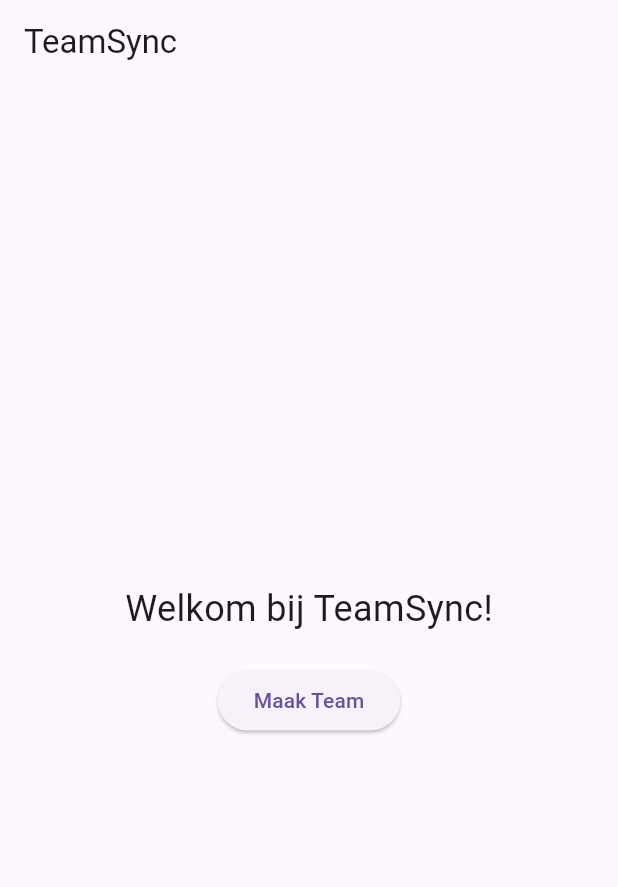
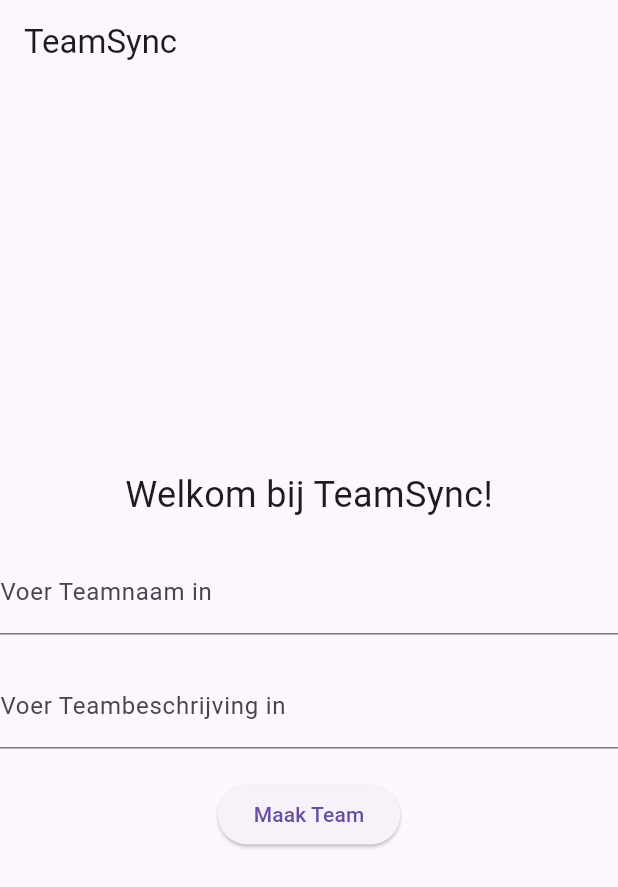
Before and after one commit to Denzel-Bendt/CPD-FlutterApp, a Flutter app: the screen it shows after launch, after a tap on "Maak Team", on a phone screen of 412 x 824 dp. Shown: the top 887 px of the screen. Run offline on Flutter 3.47's test engine with Material 3 defaults, Android fonts, the light colour scheme and no system bars; our stand-ins replace logger; network calls fail.

Commit message:
api werkt voor aanmaken teams

```diff
--- a/lib/screens/home_page.dart
+++ b/lib/screens/home_page.dart
@@ -1,22 +1,39 @@
 import 'package:flutter/material.dart';
+import 'package:logger/logger.dart'; // Zorg ervoor dat deze import er is
 import 'services/api_service.dart';
+import 'dart:convert';
 
-class HomePage extends StatelessWidget {
+class HomePage extends StatefulWidget {
   const HomePage({super.key});
+
+  @override
+  HomePageState createState() => HomePageState();
+}
+
+class HomePageState extends State<HomePage> {
+  final Logger logger = Logger(); // Maak een Logger instantie aan
+  final TextEditingController _teamNameController = TextEditingController();
+  final TextEditingController _teamDescriptionController = TextEditingController();
 
   Future<void> _createTeam(BuildContext context) async {
     ApiService apiService = ApiService();
 
-    // Stel je teamnaam en beschrijving in
-    String teamName = 'Team Alpha'; // Of gebruik je studentnummer
-    String teamDescription = 'Dit is een team';
+    String teamName = _teamNameController.text;
+    String teamDescription = _teamDescriptionController.text;
 
     final response = await apiService.createTeam(teamName, teamDescription);
 
+    // Gebruik de logger in plaats van print
+    logger.i('Response status: ${response.statusCode}'); // Informatie loggen
+    logger.i('Response body: ${response.body}'); // Informatie loggen
+
     if (context.mounted) {
       if (response.statusCode == 201) {
+        var responseData = json.decode(response.body);
+        var teamId = responseData['data']['id'];
+
         ScaffoldMessenger.of(context).showSnackBar(
-          const SnackBar(content: Text('Team succesvol aangemaakt!')),
+          SnackBar(content: Text('Team succesvol aangemaakt met ID: $teamId')),
         );
       } else {
         ScaffoldMessenger.of(context).showSnackBar(
@@ -41,6 +58,20 @@ class HomePage extends StatelessWidget {
               style: TextStyle(fontSize: 24),
             ),
             const SizedBox(height: 20),
+            TextField(
+              controller: _teamNameController,
+              decoration: const InputDecoration(
+                labelText: 'Voer Teamnaam in',
+              ),
+            ),
+            const SizedBox(height: 20),
+            TextField(
+              controller: _teamDescriptionController,
+              decoration: const InputDecoration(
+                labelText: 'Voer Teambeschrijving in',
+              ),
+            ),
+            const SizedBox(height: 20),
             ElevatedButton(
               onPressed: () => _createTeam(context),
               child: const Text('Maak Team'),
```
Also changed, not shown: pubspec.yaml (+4 -68 lines), pubspec.lock.
